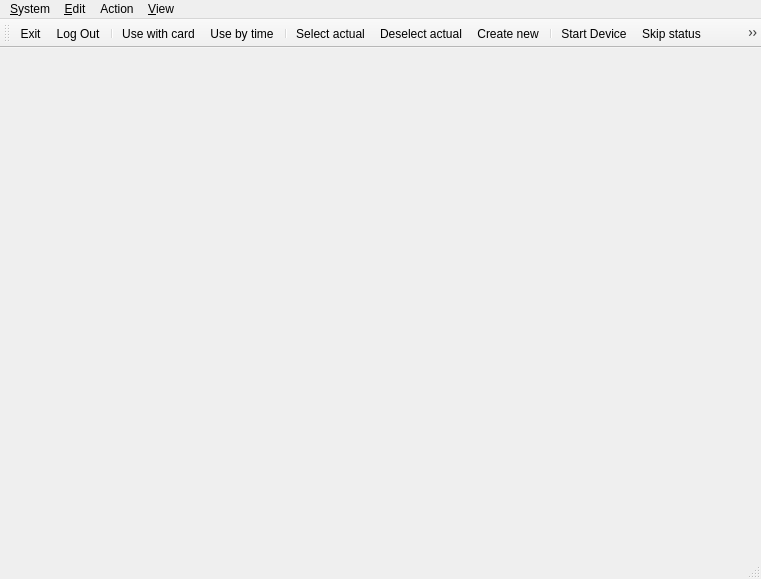
Before: the Qt Designer form client/wndmain.ui in tbikfalvi/Belenus, drawn with Qt 5.
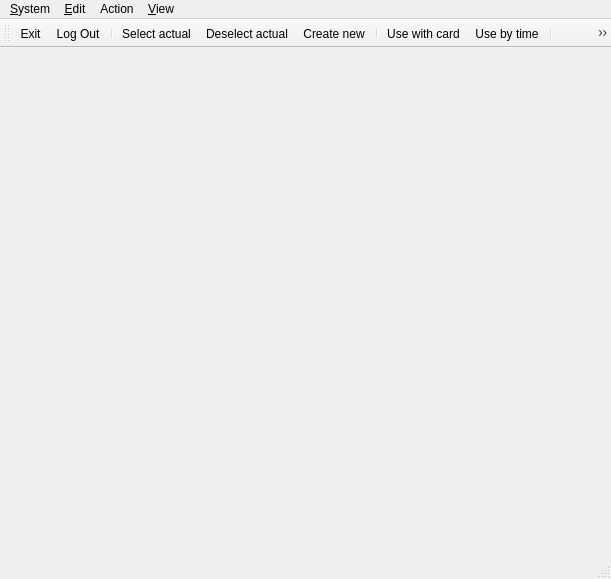
After: the same form once the commit is applied.

Commit message: Gombok atrendezese, uj gombok.

Patch:
```diff
--- a/client/wndmain.ui
+++ b/client/wndmain.ui
@@ -6,7 +6,7 @@
    <rect>
     <x>0</x>
     <y>0</y>
-    <width>761</width>
+    <width>611</width>
     <height>579</height>
    </rect>
   </property>
@@ -21,7 +21,7 @@
     <rect>
      <x>0</x>
      <y>0</y>
-     <width>761</width>
+     <width>611</width>
      <height>20</height>
     </rect>
    </property>
@@ -142,11 +142,13 @@
    <addaction name="action_Exit"/>
    <addaction name="action_LogOut"/>
    <addaction name="separator"/>
-   <addaction name="action_UseWithCard"/>
-   <addaction name="action_UseByTime"/>
-   <addaction name="separator"/>
    <addaction name="actionPatientSelect"/>
    <addaction name="actionPatientEmpty"/>
+   <addaction name="action_PatientNew"/>
+   <addaction name="separator"/>
+   <addaction name="action_UseWithCard"/>
+   <addaction name="action_UseByTime"/>
+   <addaction name="separator"/>
    <addaction name="actionAttendanceNew"/>
    <addaction name="separator"/>
    <addaction name="actionDeviceStart"/>
@@ -154,6 +156,10 @@
    <addaction name="actionDeviceReset"/>
    <addaction name="separator"/>
    <addaction name="actionDeviceSettings"/>
+   <addaction name="separator"/>
+   <addaction name="action_PatientCardSell"/>
+   <addaction name="action_DoctorSchedule"/>
+   <addaction name="action_DeviceSchedule"/>
   </widget>
   <action name="action_Exit">
    <property name="text">
@@ -337,6 +343,30 @@
     <string>Skip actual status and step to next status</string>
    </property>
   </action>
+  <action name="action_PatientCardSell">
+   <property name="text">
+    <string>Sell patientcard</string>
+   </property>
+   <property name="toolTip">
+    <string>Sell patientcard</string>
+   </property>
+  </action>
+  <action name="action_DoctorSchedule">
+   <property name="text">
+    <string>Doctor schedule</string>
+   </property>
+   <property name="toolTip">
+    <string>Schedule of doctor's consulting hours</string>
+   </property>
+  </action>
+  <action name="action_DeviceSchedule">
+   <property name="text">
+    <string>Device schedule</string>
+   </property>
+   <property name="toolTip">
+    <string>Schedule of device useability</string>
+   </property>
+  </action>
  </widget>
  <resources/>
  <connections>
```
The commit also changes 2 other files.
